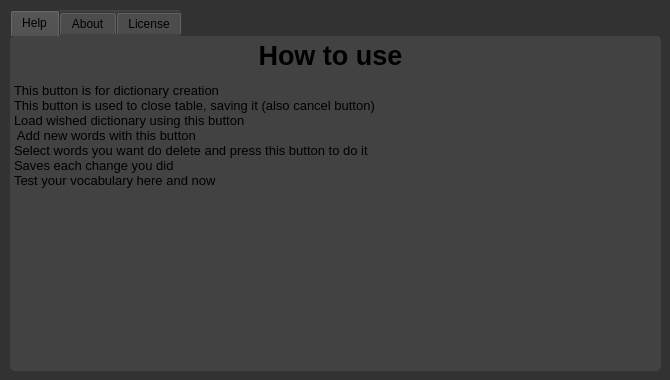
apps-open/BiLinguo, file window/interface/about_interface.ui: the form before one commit.
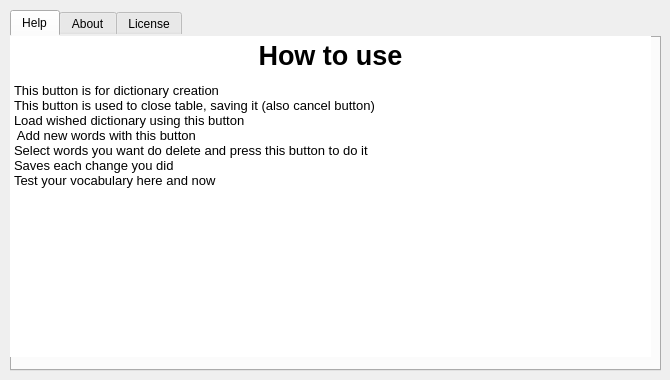
The form after the commit. Icons and pictures are not drawn.

What changed in the file:
```diff
--- a/window/interface/about_interface.ui
+++ b/window/interface/about_interface.ui
@@ -14,7 +14,7 @@
    <string>About</string>
   </property>
   <property name="styleSheet">
-   <string notr="true">background:  #323232;</string>
+   <string notr="true"></string>
   </property>
   <widget class="QTabWidget" name="tabWidget">
    <property name="geometry">
@@ -26,7 +26,7 @@
     </rect>
    </property>
    <property name="styleSheet">
-    <string notr="true">*{background: #424242;
+    <string notr="true">*{
 border-radius: 5px;
 border: 0px solid;
 height: 32px;}</string>
```
